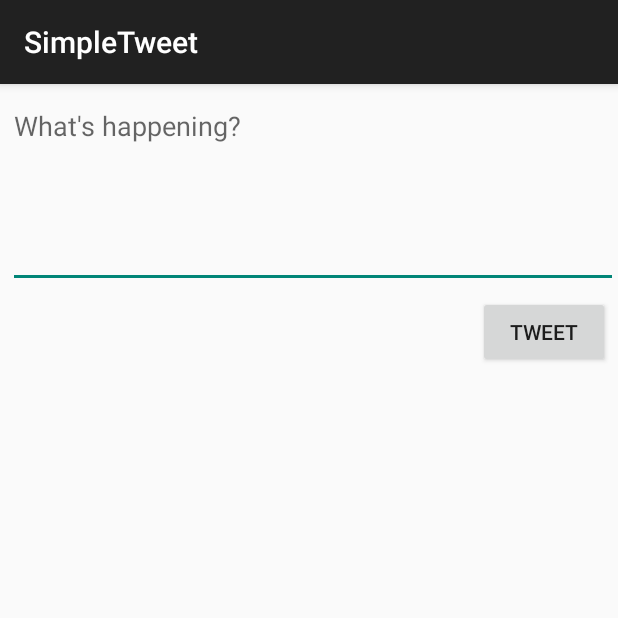
After one commit to annazhang2002/SimpleTweet, an Android app: the ComposeActivity screen opened directly, with no data from a screen before it, on a phone screen of 412 x 824 dp, the top half of it. The commit adds this screen. Run offline under Robolectric (Android 15) with nearby library versions, the phone set to English and light mode, and no system bars; our stand-ins replace Room's generated code; libraries missing offline, so code that uses them is left out: com.codepath.asynchttpclient, com.facebook.stetho, org.parceler; 1 statement that could not run was skipped.

Commit message:
Added compose feature to allow users to post tweets

```diff
--- a/app/build.gradle
+++ b/app/build.gradle
@@ -50,4 +50,7 @@ dependencies {
     implementation "androidx.room:room-runtime:$room_version"
     annotationProcessor "androidx.room:room-compiler:$room_version"
     implementation 'com.facebook.stetho:stetho:1.5.1'
+
+    implementation 'org.parceler:parceler-api:1.1.12'
+    annotationProcessor 'org.parceler:parceler:1.1.12'
 }
--- a/app/src/main/AndroidManifest.xml
+++ b/app/src/main/AndroidManifest.xml
@@ -13,7 +13,8 @@
         android:icon="@drawable/ic_launcher"
         android:label="@string/app_name"
         android:theme="@style/AppTheme">
-        <activity android:name=".TimelineActivity"></activity>
+        <activity android:name=".ComposeActivity"></activity>
+        <activity android:name=".TimelineActivity" />
         <activity
             android:name=".LoginActivity"
             android:label="@string/app_name"
--- /dev/null
+++ b/app/src/main/java/com/codepath/apps/restclienttemplate/ComposeActivity.java
@@ -0,0 +1,82 @@
+package com.codepath.apps.restclienttemplate;
+
+import androidx.appcompat.app.AppCompatActivity;
+
+import android.content.Intent;
+import android.os.Bundle;
+import android.os.Parcel;
+import android.util.Log;
+import android.view.View;
+import android.widget.Button;
+import android.widget.EditText;
+import android.widget.Toast;
+
+import com.codepath.apps.restclienttemplate.models.Tweet;
+import com.codepath.asynchttpclient.callback.JsonHttpResponseHandler;
+
+import org.json.JSONException;
+import org.parceler.Parcels;
+
+import okhttp3.Headers;
+
+public class ComposeActivity extends AppCompatActivity {
+
+    public static final String TAG = "ComposeActivity";
+    public static final int MAX_TWEET_LENGTH = 140;
+
+    EditText etCompose;
+    Button btnTweet;
+
+    TwitterClient client;
+
+    @Override
+    protected void onCreate(Bundle savedInstanceState) {
+        super.onCreate(savedInstanceState);
+        setContentView(R.layout.activity_compose);
+
+        etCompose = findViewById(R.id.etCompose);
+        btnTweet = findViewById(R.id.btnTweet);
+
+        client = TwitterApp.getRestClient(this);
+
+        btnTweet.setOnClickListener(new View.OnClickListener() {
+            @Override
+            public void onClick(View view) {
+                final String tweetContent = etCompose.getText().toString();
+                if (tweetContent.isEmpty()) {
+                    Toast.makeText(ComposeActivity.this, "Sorry, your tweet cannot be empty", Toast.LENGTH_LONG).show();
+                    return;
+                }
+                if (tweetContent.length() > MAX_TWEET_LENGTH) {
+                    Toast.makeText(ComposeActivity.this, "Sorry, your tweet is too long" , Toast.LENGTH_LONG).show();
+                    return;
+
+                }
+
+                client.publishTweet(tweetContent, new JsonHttpResponseHandler() {
+                    @Override
+                    public void onSuccess(int statusCode, Headers headers, JSON json) {
+                        Log.i(TAG, "onSuccess to publish tweet");
+                        try {
+                            Tweet tweet = Tweet.fromJson(json.jsonObject);
+                            Log.i(TAG, "Published tweet: " + tweet.body);
+                            Intent intent = new Intent();
+                            intent.putExtra("tweet", Parcels.wrap(tweet));
+                            setResult(RESULT_OK, intent);
+                            finish();
+                        } catch (JSONException e) {
+                            e.printStackTrace();
+                        }
+
+                    }
+
+                    @Override
+                    public void onFailure(int statusCode, Headers headers, String response, Throwable throwable) {
+                        Log.e(TAG, "onFailure to publish tweet", throwable);
+                    }
+                });
+            }
+        });
+
+    }
+}
--- a/app/src/main/java/com/codepath/apps/restclienttemplate/models/Tweet.java
+++ b/app/src/main/java/com/codepath/apps/restclienttemplate/models/Tweet.java
@@ -3,9 +3,12 @@ package com.codepath.apps.restclienttemplate.models;
 import android.text.format.DateUtils;
 import android.util.Log;
 
+import com.codepath.apps.restclienttemplate.TwitterApp;
+
 import org.json.JSONArray;
 import org.json.JSONException;
 import org.json.JSONObject;
+import org.parceler.Parcel;
 
 import java.text.ParseException;
 import java.text.SimpleDateFormat;
@@ -13,11 +16,14 @@ import java.util.ArrayList;
 import java.util.List;
 import java.util.Locale;
 
+@Parcel
 public class Tweet {
 
     public String body;
     public  String createdAt;
     public User user;
+
+    public Tweet() {}
 
     public static Tweet fromJson(JSONObject object) throws JSONException {
         Tweet tweet = new Tweet();
--- a/app/src/main/java/com/codepath/apps/restclienttemplate/models/User.java
+++ b/app/src/main/java/com/codepath/apps/restclienttemplate/models/User.java
@@ -2,12 +2,16 @@ package com.codepath.apps.restclienttemplate.models;
 
 import org.json.JSONException;
 import org.json.JSONObject;
+import org.parceler.Parcel;
 
+@Parcel
 public class User {
 
     public String name;
     public String screenName;
     public String publicImageUrl;
+
+    public User() {}
 
     public static User fromJson(JSONObject object) throws JSONException {
         User user = new User();
--- /dev/null
+++ b/app/src/main/res/layout/activity_compose.xml
@@ -0,0 +1,32 @@
+<?xml version="1.0" encoding="utf-8"?>
+<RelativeLayout xmlns:android="http://schemas.android.com/apk/res/android"
+    xmlns:app="http://schemas.android.com/apk/res-auto"
+    xmlns:tools="http://schemas.android.com/tools"
+    android:layout_width="match_parent"
+    android:layout_height="match_parent"
+    tools:context=".ComposeActivity">
+
+    <EditText
+        android:id="@+id/etCompose"
+        android:layout_width="match_parent"
+        android:layout_height="wrap_content"
+        android:layout_alignParentStart="true"
+        android:layout_alignParentTop="true"
+        android:layout_marginStart="5dp"
+        android:layout_marginTop="5dp"
+        android:ems="10"
+        android:gravity="start|top"
+        android:hint="@string/what_s_happening"
+        android:inputType="textMultiLine"
+        android:minLines="5" />
+
+    <Button
+        android:id="@+id/btnTweet"
+        android:layout_width="wrap_content"
+        android:layout_height="wrap_content"
+        android:layout_below="@+id/etCompose"
+        android:layout_alignParentEnd="true"
+        android:layout_marginTop="5dp"
+        android:layout_marginEnd="5dp"
+        android:text="@string/tweet" />
+</RelativeLayout>
--- a/app/src/main/res/values/strings.xml
+++ b/app/src/main/res/values/strings.xml
@@ -5,5 +5,7 @@
     <string name="login_label">Log in</string>
     <string name="intent_scheme">oauth</string>
     <string name="intent_host">cprest</string>
+    <string name="tweet">Tweet</string>
+    <string name="what_s_happening">What\'s happening?</string>
 
 </resources>
```
Also changed, not shown: app/src/main/java/com/codepath/apps/restclienttemplate/TimelineActivity.java (+38 -0 lines), app/src/main/java/com/codepath/apps/restclienttemplate/TwitterClient.java (+9 -0 lines), app/src/main/res/menu/menu_main.xml (added, +10 -0 lines).
